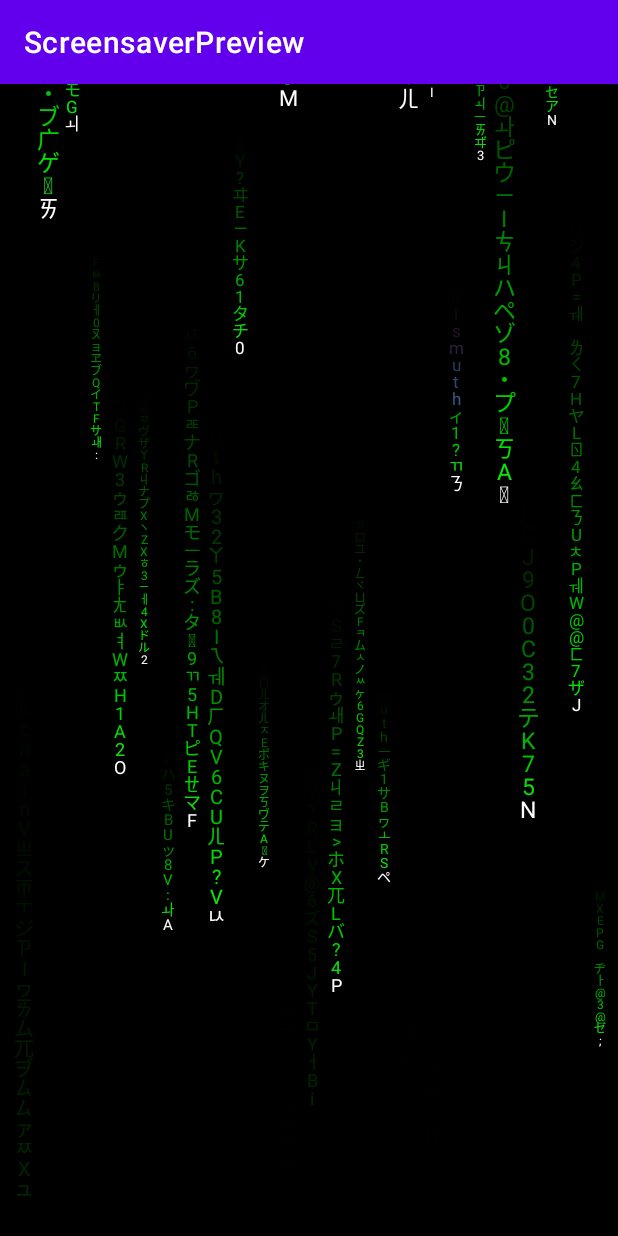
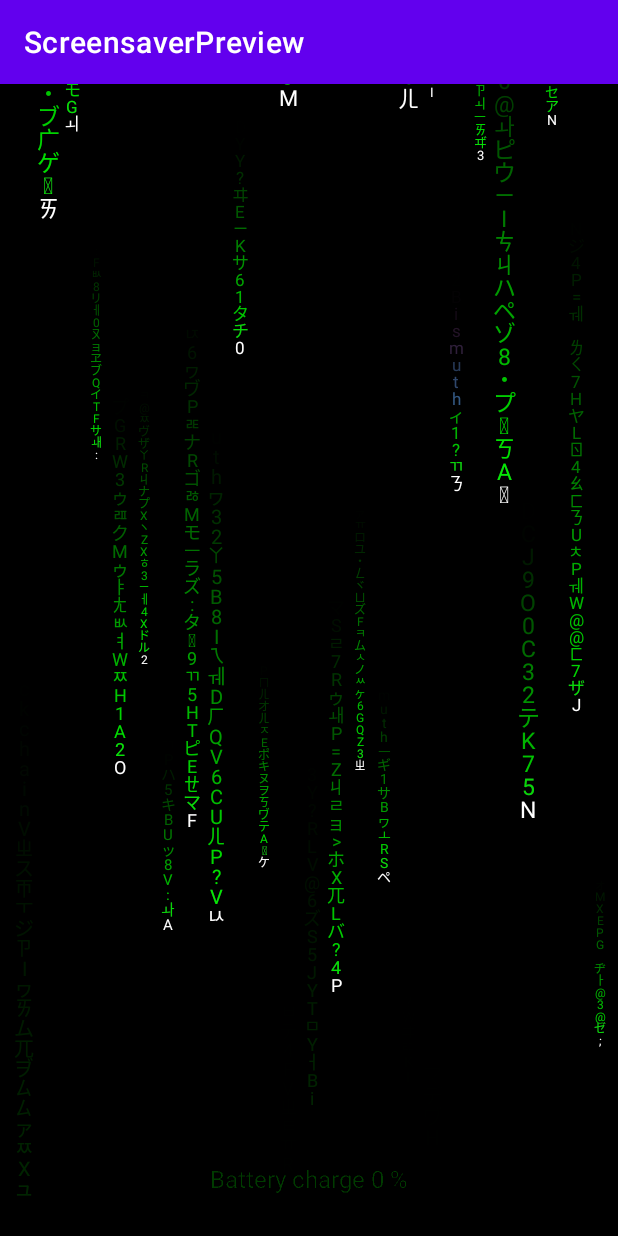
Before and after one commit to DoNutsLise/MatrixBismuthScreensaver, an Android app: the PreviewScreensaverActivity screen opened directly, with no data from a screen before it, on a phone screen of 412 x 824 dp. Run offline under Robolectric (Android 15) with nearby library versions, the light colour scheme and no system bars; 1 statement that could not run was skipped.

Commit message:
v 1100 (0.1.1):     * added battery monitoring preference

```diff
--- a/app/src/main/java/com/donuts/matrixbismuthscreensaver/MatrixEffectView.java
+++ b/app/src/main/java/com/donuts/matrixbismuthscreensaver/MatrixEffectView.java
@@ -12,11 +12,15 @@ package com.donuts.matrixbismuthscreensaver;
  */
 
 import android.content.Context;
+import android.content.Intent;
+import android.content.IntentFilter;
 import android.graphics.Bitmap;
 import android.graphics.BitmapFactory;
 import android.graphics.Canvas;
 import android.graphics.Color;
 import android.graphics.Paint;
+import android.graphics.drawable.Drawable;
+import android.os.BatteryManager;
 import android.preference.PreferenceManager;
 import android.util.AttributeSet;
 import android.util.Log;
@@ -50,6 +54,12 @@ public class MatrixEffectView extends View {
     private boolean isHighlightMyMessage; // the words from My Message with be highlighted in Bismuth colors (randomly; either Bismuth pink or Bismuth blue)
     private boolean isBackgroundImage;
     private boolean isBackgroundImageAcquired;
+    private boolean isBatteryStatus;
+    private boolean isBatteryCharging;
+    private Bitmap batteryChargingBitmap;
+    private IntentFilter intentFilter;
+    private Intent batteryStatus;
+    private int batteryLevel;
     private Bitmap bisLogoBitmap;
     private String myMessage;
     private String pathToBackgroundImage;
@@ -59,7 +69,7 @@ public class MatrixEffectView extends View {
     private int numberOfColumns, columnWidth;
     private Bitmap userImageBitmap;
 
-    private Paint paintText, customImageBitmapBackground, paintBitmapBackground, paintInitialBackground;
+    private Paint paintText, customImageBitmapBackground, paintBitmapBackground, batteryChargingBackground;
 
     public MatrixEffectView(Context context, AttributeSet attrs) {
         super(context, attrs);
@@ -74,12 +84,12 @@ public class MatrixEffectView extends View {
         myMessageWordsList = Arrays.asList(myMessage.split(" "));
 
         numberOfColumns  =Integer.parseInt(PreferenceManager.getDefaultSharedPreferences(getContext()).getString("numOfColumnsListPreference", "25"));
+        rainSpeed  = Integer.parseInt(PreferenceManager.getDefaultSharedPreferences(getContext()).getString("rainSpeedListPreference", "50"));
+        rainColor = PreferenceManager.getDefaultSharedPreferences(getContext()).getInt("rainingCodeColorPreference", 0xff00ff00);
+        isBatteryStatus = PreferenceManager.getDefaultSharedPreferences(getContext()).getBoolean("isBatteryStatusSwitchPreference", true);
+        isHighlightMyMessage = PreferenceManager.getDefaultSharedPreferences(getContext()).getBoolean("isHighlightMyMessage", true);
 
-        rainSpeed  = Integer.parseInt(PreferenceManager.getDefaultSharedPreferences(getContext()).getString("rainSpeedListPreference", "50"));
-
-        rainColor = PreferenceManager.getDefaultSharedPreferences(getContext()).getInt("rainingCodeColorPreference", 0xff00ff00);
-
-        isHighlightMyMessage = PreferenceManager.getDefaultSharedPreferences(getContext()).getBoolean("isHighlightMyMessage", true);
+        batteryChargingBitmap = BitmapFactory.decodeResource(getResources(), R.mipmap.ic_battery_charging);
 
         myMessageHighlightColorBisBlue = ContextCompat.getColor(getContext(), R.color.Bismuth_Blue);
         myMessageHighlightColorBisPurple = ContextCompat.getColor(getContext(), R.color.Bismuth_Purple);
@@ -125,6 +135,10 @@ public class MatrixEffectView extends View {
         customImageBitmapBackground.setColor(Color.BLACK);
         customImageBitmapBackground.setAlpha(255 - 255/100*backgroundTransparency);
         customImageBitmapBackground.setStyle(Paint.Style.FILL);
+
+        batteryChargingBackground = new Paint();
+        batteryChargingBackground.setColor(ContextCompat.getColor(getContext(), R.color.DimGray));
+        batteryChargingBackground.setAlpha(255);
     }
 
     @Override
@@ -142,9 +156,14 @@ public class MatrixEffectView extends View {
         if (isBackgroundImageAcquired){
             userImageBitmap = Bitmap.createScaledBitmap(userImageBitmap,screenWidth,screenHeight,true);
         }
-
         bitmap = Bitmap.createBitmap(screenWidth, screenHeight, Bitmap.Config.ARGB_8888);
         canvas = new Canvas(bitmap);
+
+        // register battery monitoring intent
+        if (isBatteryStatus) {
+            intentFilter = new IntentFilter(Intent.ACTION_BATTERY_CHANGED);
+            batteryStatus = getContext().registerReceiver(null, intentFilter);
+        }
 
         /*
          * initialize matrix columns:
@@ -170,6 +189,13 @@ public class MatrixEffectView extends View {
         canvas.drawBitmap(bitmap, 0, 0, paintBitmapBackground);
         paintCanvas();
 
+        // add battery charge level and icon at the bottom if requested
+        if (isBatteryStatus){
+            batteryLevel = batteryStatus.getIntExtra(BatteryManager.EXTRA_LEVEL, -1);
+            Log.d(CurrentTime.getCurrentTime("HH:mm:ss") + " MatrixEffect", "onDraw: "+
+                    "battery level: " + batteryLevel);
+        }
+
         // sleep for <PAINT_DELAY_MILLIS> before next canvas draw. Empirically found that 80-100ms is good enough.
         try{
             Thread.sleep(4000/rainSpeed); // 4000/rainspeed was calculated so that values of speed entered by the user (region from 10 to 100) converts roughly to desired range of delays in millis; where speed of 50 converts to 80 millis.
@@ -188,9 +214,18 @@ public class MatrixEffectView extends View {
         }
 
         canvas.drawRect(0, 0, screenWidth, screenHeight, customImageBitmapBackground);
+        //canvas.drawRect(0, screenHeight-100, screenWidth, screenHeight, batteryChargingBackground);
+        //canvas.drawBitmap(batteryChargingBitmap, screenWidth/2, screenHeight-100, batteryChargingBackground);
 
         for(int i = 0; i < matrixColumnModelList.size(); i++) {
             // for each column in the matrix:
+
+            if (isBatteryStatus) {
+                paintText.setColor(rainColor);
+                paintText.setTextSize(columnWidth);
+                paintText.setAlpha(3);
+                canvas.drawText("Battery charge " + batteryLevel + " %", (float) screenWidth/2, screenHeight-2*columnWidth, paintText);
+            }
 
             paintText.setTextSize(matrixColumnModelList.get(i).textFontSize);
 
--- a/app/src/main/res/xml/preferences.xml
+++ b/app/src/main/res/xml/preferences.xml
@@ -50,6 +50,14 @@
             android:entries="@array/rainSpeedEntries"
             android:entryValues="@array/rainSpeedValues"
             android:defaultValue="50"/>
+
+        <SwitchPreference
+            android:key="isBatteryStatusSwitchPreference"
+            android:title="Enable battery status icon"
+            android:summary="Display battery charge at the bottom"
+            android:switchTextOff="off"
+            android:switchTextOn="on"
+            android:defaultValue="true"/>
 
         <SwitchPreference
             android:key="isMyMessageCustomization"
```
Also changed, not shown: app/src/main/res/mipmap-hdpi/ic_battery_charging.png (added), 1 other file.
